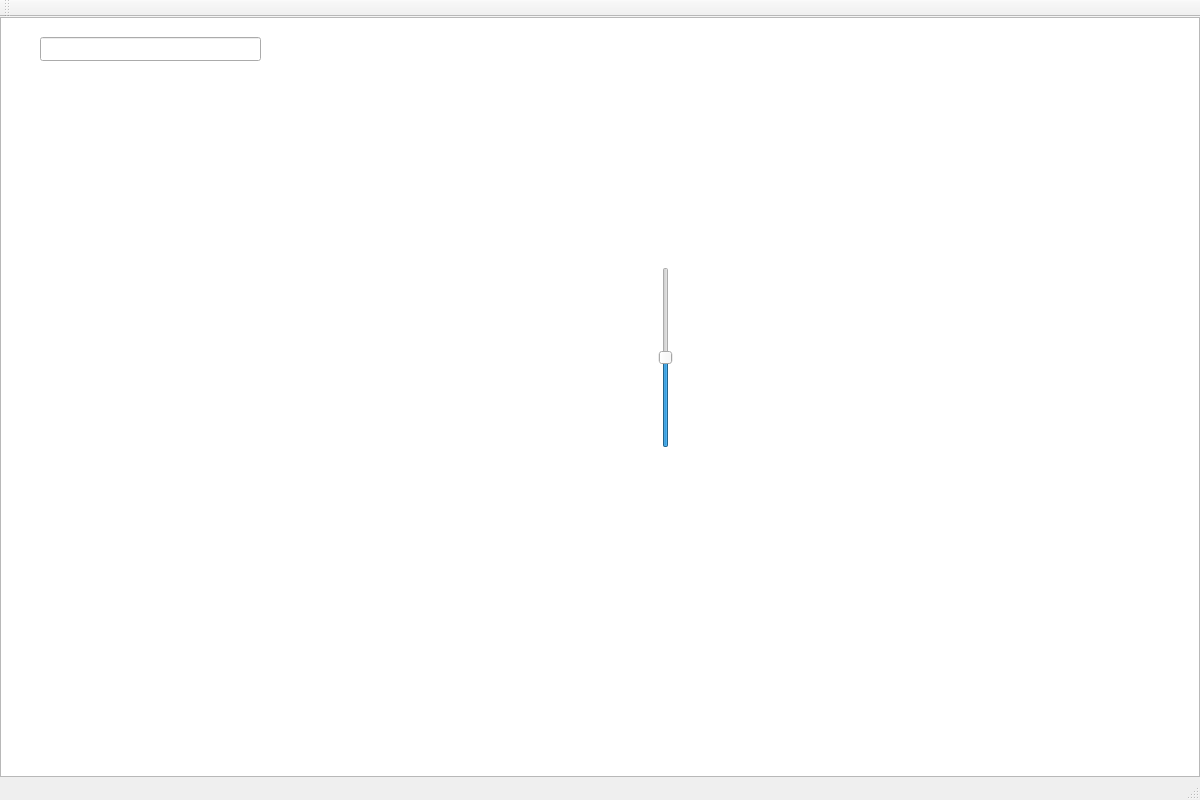
First picture: the form in client/bustrackwindow.ui, repository BusTrack/bustrack, before the edit.
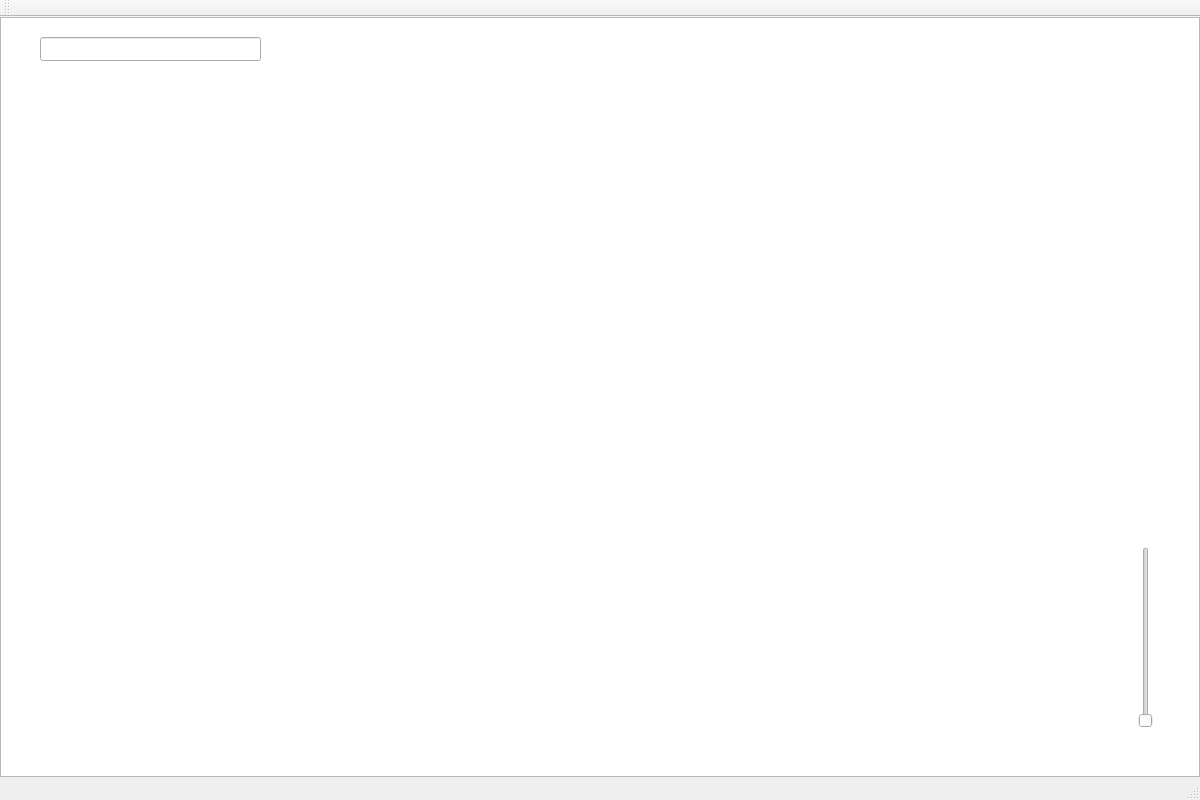
Second picture: the form after the edit.

The edit to the form file:
```diff
--- a/client/bustrackwindow.ui
+++ b/client/bustrackwindow.ui
@@ -32,18 +32,24 @@
    <widget class="QSlider" name="zoomSlider">
     <property name="geometry">
      <rect>
-      <x>650</x>
-      <y>250</y>
+      <x>1130</x>
+      <y>530</y>
       <width>31</width>
       <height>181</height>
      </rect>
     </property>
+    <property name="minimum">
+     <number>0</number>
+    </property>
     <property name="maximum">
-     <number>10</number>
-    </property>
-    <property name="value">
      <number>5</number>
     </property>
+    <property name="pageStep">
+     <number>1</number>
+    </property>
+    <property name="value">
+     <number>0</number>
+    </property>
     <property name="orientation">
      <enum>Qt::Vertical</enum>
     </property>
@@ -64,10 +70,10 @@
      </size>
     </property>
     <property name="verticalScrollBarPolicy">
-     <enum>Qt::ScrollBarAsNeeded</enum>
+     <enum>Qt::ScrollBarAlwaysOff</enum>
     </property>
     <property name="horizontalScrollBarPolicy">
-     <enum>Qt::ScrollBarAsNeeded</enum>
+     <enum>Qt::ScrollBarAlwaysOff</enum>
     </property>
     <property name="dragMode">
      <enum>QGraphicsView::ScrollHandDrag</enum>
```
Left out of the diff: 2 changed lines with no effect on the pictures.
